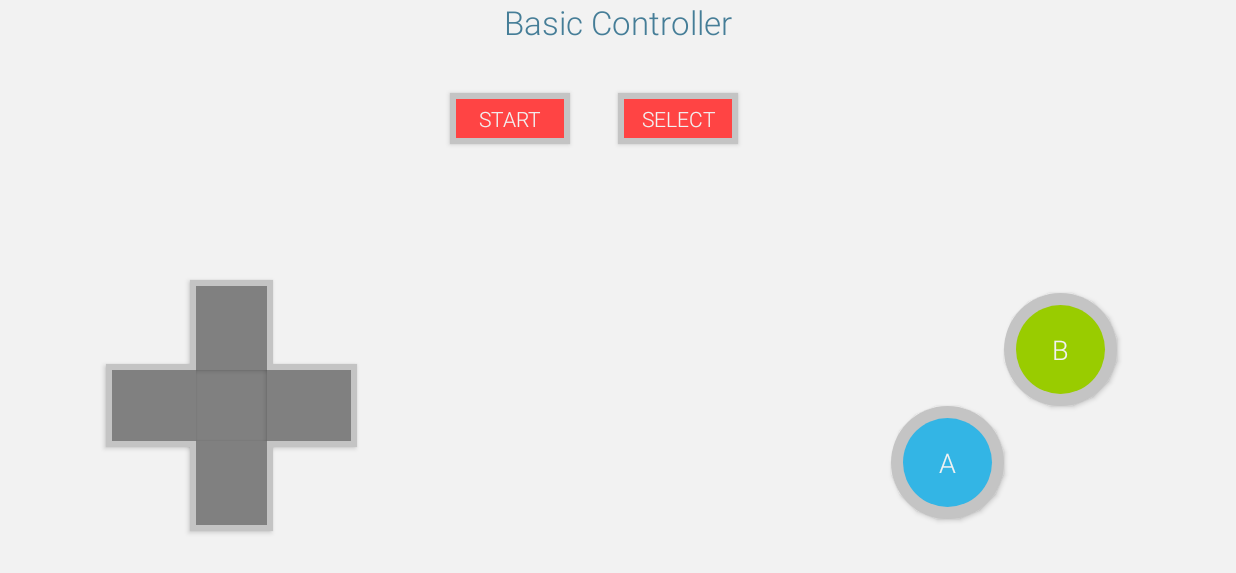
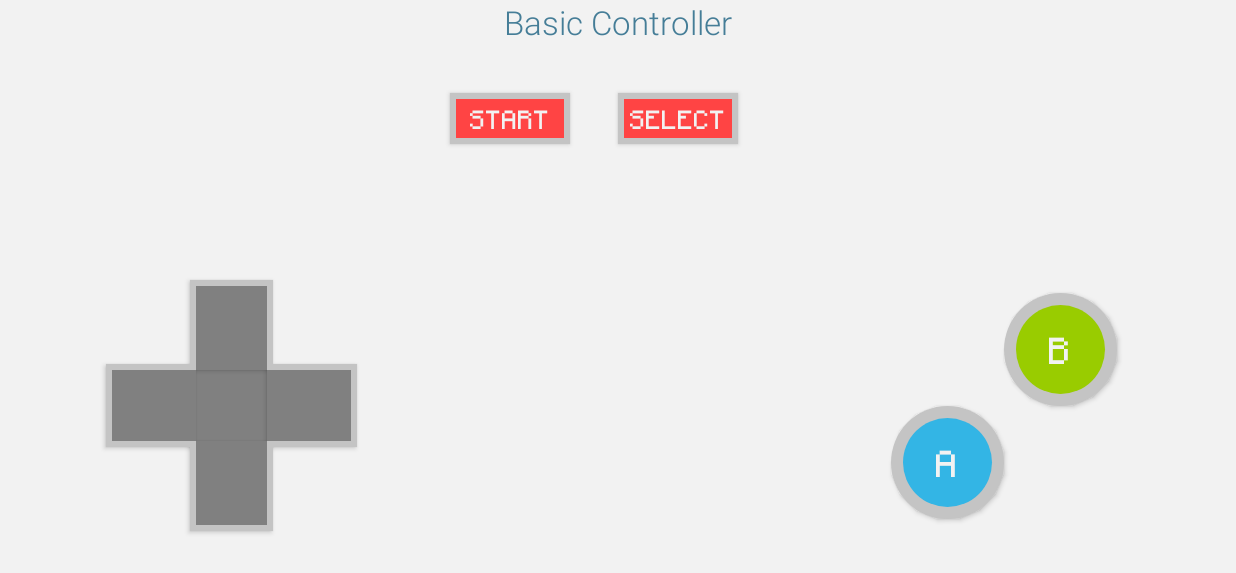
Before and after one commit to tvbarthel/Adaptilo, an Android app: the screen it shows after launch (MainActivity), on a phone screen of 824 x 412 dp (held sideways). Shown: the top 573 px of the screen. Run offline under Robolectric (Android 15) with nearby library versions, the phone set to English and light mode, and no system bars.

Commit message:
Use a custom TypeFace

```diff
--- a/Android/app/src/main/java/fr/tvbarthel/apps/adaptilo/fragments/BasicControllerFragment.java
+++ b/Android/app/src/main/java/fr/tvbarthel/apps/adaptilo/fragments/BasicControllerFragment.java
@@ -1,9 +1,11 @@
 package fr.tvbarthel.apps.adaptilo.fragments;
 
+import android.graphics.Typeface;
 import android.os.Bundle;
 import android.view.LayoutInflater;
 import android.view.View;
 import android.view.ViewGroup;
+import android.widget.Button;
 
 import fr.tvbarthel.apps.adaptilo.R;
 import fr.tvbarthel.apps.adaptilo.models.Message;
@@ -13,6 +15,11 @@ public class BasicControllerFragment extends AdaptiloControllerFragment {
     @Override
     public View onCreateView(LayoutInflater inflater, ViewGroup container, Bundle savedInstanceState) {
         View fragmentView = inflater.inflate(R.layout.fragment_basic_controller, container, false);
+        Typeface minecraftiaTypeFace = Typeface.createFromAsset(getActivity().getAssets(), "fonts/Minecraftia.ttf");
+        ((Button) fragmentView.findViewById(R.id.basic_controller_btn_start)).setTypeface(minecraftiaTypeFace);
+        ((Button) fragmentView.findViewById(R.id.basic_controller_btn_select)).setTypeface(minecraftiaTypeFace);
+        ((Button) fragmentView.findViewById(R.id.basic_controller_btn_a)).setTypeface(minecraftiaTypeFace);
+        ((Button) fragmentView.findViewById(R.id.basic_controller_btn_b)).setTypeface(minecraftiaTypeFace);
         return fragmentView;
     }
 
--- a/Android/app/src/main/res/values/dimens.xml
+++ b/Android/app/src/main/res/values/dimens.xml
@@ -19,7 +19,7 @@
 
     <!-- Circle Button -->
     <dimen name="btn_circle_size">75dp</dimen>
-    <dimen name="btn_circle_text_size">18sp</dimen>
+    <dimen name="btn_circle_text_size">20sp</dimen>
     <dimen name="btn_circle_text_size_pressed">14sp</dimen>
     <dimen name="btn_circle_padding_normal">8dp</dimen>
     <dimen name="btn_circle_padding_pressed">12dp</dimen>
```
Also changed, not shown: Android/app/src/main/assets/fonts/Minecraftia.ttf (added).
